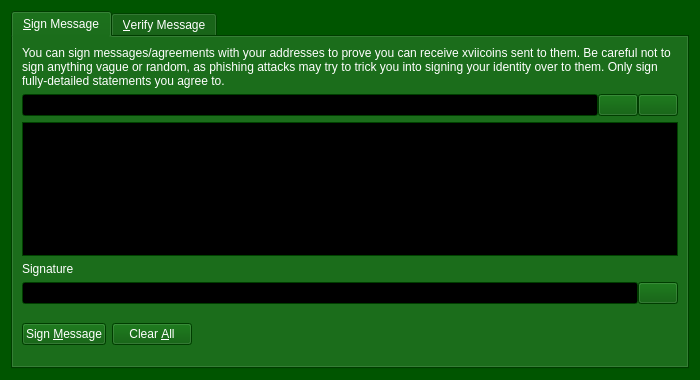
This is src/qt/forms/signverifymessagedialog.ui in xviicoin-project/xviicoin as Qt 5 draws it before an edit. The edited form follows.
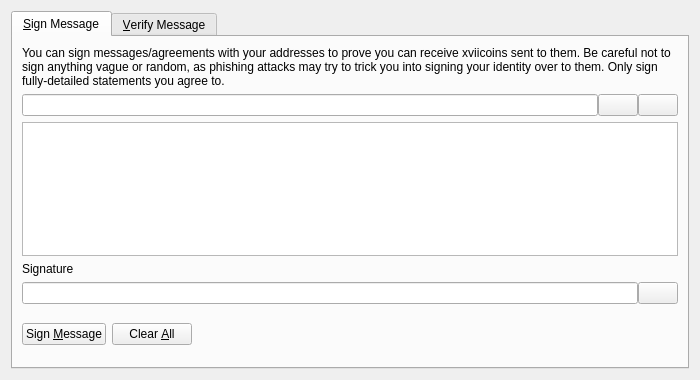
This is the edited form. Icons and pictures are not drawn. Custom widgets are drawn as their Qt base class.

Patch:
```diff
--- a/src/qt/forms/signverifymessagedialog.ui
+++ b/src/qt/forms/signverifymessagedialog.ui
@@ -10,448 +10,6 @@
     <height>380</height>
    </rect>
   </property>
-  <property name="palette">
-   <palette>
-    <active>
-     <colorrole role="WindowText">
-      <brush brushstyle="SolidPattern">
-       <color alpha="255">
-        <red>255</red>
-        <green>255</green>
-        <blue>255</blue>
-       </color>
-      </brush>
-     </colorrole>
-     <colorrole role="Button">
-      <brush brushstyle="SolidPattern">
-       <color alpha="255">
-        <red>0</red>
-        <green>85</green>
-        <blue>0</blue>
-       </color>
-      </brush>
-     </colorrole>
-     <colorrole role="Light">
-      <brush brushstyle="SolidPattern">
-       <color alpha="255">
-        <red>0</red>
-        <green>127</green>
-        <blue>0</blue>
-       </color>
-      </brush>
-     </colorrole>
-     <colorrole role="Midlight">
-      <brush brushstyle="SolidPattern">
-       <color alpha="255">
-        <red>0</red>
-        <green>106</green>
-        <blue>0</blue>
-       </color>
-      </brush>
-     </colorrole>
-     <colorrole role="Dark">
-      <brush brushstyle="SolidPattern">
-       <color alpha="255">
-        <red>0</red>
-        <green>42</green>
-        <blue>0</blue>
-       </color>
-      </brush>
-     </colorrole>
-     <colorrole role="Mid">
-      <brush brushstyle="SolidPattern">
-       <color alpha="255">
-        <red>0</red>
-        <green>56</green>
-        <blue>0</blue>
-       </color>
-      </brush>
-     </colorrole>
-     <colorrole role="Text">
-      <brush brushstyle="SolidPattern">
-       <color alpha="255">
-        <red>255</red>
-        <green>255</green>
-        <blue>255</blue>
-       </color>
-      </brush>
-     </colorrole>
-     <colorrole role="BrightText">
-      <brush brushstyle="SolidPattern">
-       <color alpha="255">
-        <red>255</red>
-        <green>255</green>
-        <blue>255</blue>
-       </color>
-      </brush>
-     </colorrole>
-     <colorrole role="ButtonText">
-      <brush brushstyle="SolidPattern">
-       <color alpha="255">
-        <red>255</red>
-        <green>255</green>
-        <blue>255</blue>
-       </color>
-      </brush>
-     </colorrole>
-     <colorrole role="Base">
-      <brush brushstyle="SolidPattern">
-       <color alpha="255">
-        <red>0</red>
-        <green>0</green>
-        <blue>0</blue>
-       </color>
-      </brush>
-     </colorrole>
-     <colorrole role="Window">
-      <brush brushstyle="SolidPattern">
-       <color alpha="255">
-        <red>0</red>
-        <green>85</green>
-        <blue>0</blue>
-       </color>
-      </brush>
-     </colorrole>
-     <colorrole role="Shadow">
-      <brush brushstyle="SolidPattern">
-       <color alpha="255">
-        <red>0</red>
-        <green>0</green>
-        <blue>0</blue>
-       </color>
-      </brush>
-     </colorrole>
-     <colorrole role="AlternateBase">
-      <brush brushstyle="SolidPattern">
-       <color alpha="255">
-        <red>0</red>
-        <green>42</green>
-        <blue>0</blue>
-       </color>
-      </brush>
-     </colorrole>
-     <colorrole role="ToolTipBase">
-      <brush brushstyle="SolidPattern">
-       <color alpha="255">
-        <red>255</red>
-        <green>255</green>
-        <blue>220</blue>
-       </color>
-      </brush>
-     </colorrole>
-     <colorrole role="ToolTipText">
-      <brush brushstyle="SolidPattern">
-       <color alpha="255">
-        <red>0</red>
-        <green>0</green>
-        <blue>0</blue>
-       </color>
-      </brush>
-     </colorrole>
-     <colorrole role="PlaceholderText">
-      <brush brushstyle="SolidPattern">
-       <color alpha="128">
-        <red>255</red>
-        <green>255</green>
-        <blue>255</blue>
-       </color>
-      </brush>
-     </colorrole>
-    </active>
-    <inactive>
-     <colorrole role="WindowText">
-      <brush brushstyle="SolidPattern">
-       <color alpha="255">
-        <red>255</red>
-        <green>255</green>
-        <blue>255</blue>
-       </color>
-      </brush>
-     </colorrole>
-     <colorrole role="Button">
-      <brush brushstyle="SolidPattern">
-       <color alpha="255">
-        <red>0</red>
-        <green>85</green>
-        <blue>0</blue>
-       </color>
-      </brush>
-     </colorrole>
-     <colorrole role="Light">
-      <brush brushstyle="SolidPattern">
-       <color alpha="255">
-        <red>0</red>
-        <green>127</green>
-        <blue>0</blue>
-       </color>
-      </brush>
-     </colorrole>
-     <colorrole role="Midlight">
-      <brush brushstyle="SolidPattern">
-       <color alpha="255">
-        <red>0</red>
-        <green>106</green>
-        <blue>0</blue>
-       </color>
-      </brush>
-     </colorrole>
-     <colorrole role="Dark">
-      <brush brushstyle="SolidPattern">
-       <color alpha="255">
-        <red>0</red>
-        <green>42</green>
-        <blue>0</blue>
-       </color>
-      </brush>
-     </colorrole>
-     <colorrole role="Mid">
-      <brush brushstyle="SolidPattern">
-       <color alpha="255">
-        <red>0</red>
-        <green>56</green>
-        <blue>0</blue>
-       </color>
-      </brush>
-     </colorrole>
-     <colorrole role="Text">
-      <brush brushstyle="SolidPattern">
-       <color alpha="255">
-        <red>255</red>
-        <green>255</green>
-        <blue>255</blue>
-       </color>
-      </brush>
-     </colorrole>
-     <colorrole role="BrightText">
-      <brush brushstyle="SolidPattern">
-       <color alpha="255">
-        <red>255</red>
-        <green>255</green>
-        <blue>255</blue>
-       </color>
-      </brush>
-     </colorrole>
-     <colorrole role="ButtonText">
-      <brush brushstyle="SolidPattern">
-       <color alpha="255">
-        <red>255</red>
-        <green>255</green>
-        <blue>255</blue>
-       </color>
-      </brush>
-     </colorrole>
-     <colorrole role="Base">
-      <brush brushstyle="SolidPattern">
-       <color alpha="255">
-        <red>0</red>
-        <green>0</green>
-        <blue>0</blue>
-       </color>
-      </brush>
-     </colorrole>
-     <colorrole role="Window">
-      <brush brushstyle="SolidPattern">
-       <color alpha="255">
-        <red>0</red>
-        <green>85</green>
-        <blue>0</blue>
-       </color>
-      </brush>
-     </colorrole>
-     <colorrole role="Shadow">
-      <brush brushstyle="SolidPattern">
-       <color alpha="255">
-        <red>0</red>
-        <green>0</green>
-        <blue>0</blue>
-       </color>
-      </brush>
-     </colorrole>
-     <colorrole role="AlternateBase">
-      <brush brushstyle="SolidPattern">
-       <color alpha="255">
-        <red>0</red>
-        <green>42</green>
-        <blue>0</blue>
-       </color>
-      </brush>
-     </colorrole>
-     <colorrole role="ToolTipBase">
-      <brush brushstyle="SolidPattern">
-       <color alpha="255">
-        <red>255</red>
-        <green>255</green>
-        <blue>220</blue>
-       </color>
-      </brush>
-     </colorrole>
-     <colorrole role="ToolTipText">
-      <brush brushstyle="SolidPattern">
-       <color alpha="255">
-        <red>0</red>
-        <green>0</green>
-        <blue>0</blue>
-       </color>
-      </brush>
-     </colorrole>
-     <colorrole role="PlaceholderText">
-      <brush brushstyle="SolidPattern">
-       <color alpha="128">
-        <red>255</red>
-        <green>255</green>
-        <blue>255</blue>
-       </color>
-      </brush>
-     </colorrole>
-    </inactive>
-    <disabled>
-     <colorrole role="WindowText">
-      <brush brushstyle="SolidPattern">
-       <color alpha="255">
-        <red>0</red>
-        <green>42</green>
-        <blue>0</blue>
-       </color>
-      </brush>
-     </colorrole>
-     <colorrole role="Button">
-      <brush brushstyle="SolidPattern">
-       <color alpha="255">
-        <red>0</red>
-        <green>85</green>
-        <blue>0</blue>
-       </color>
-      </brush>
-     </colorrole>
-     <colorrole role="Light">
-      <brush brushstyle="SolidPattern">
-       <color alpha="255">
-        <red>0</red>
-        <green>127</green>
-        <blue>0</blue>
-       </color>
-      </brush>
-     </colorrole>
-     <colorrole role="Midlight">
-      <brush brushstyle="SolidPattern">
-       <color alpha="255">
-        <red>0</red>
-        <green>106</green>
-        <blue>0</blue>
-       </color>
-      </brush>
-     </colorrole>
-     <colorrole role="Dark">
-      <brush brushstyle="SolidPattern">
-       <color alpha="255">
-        <red>0</red>
-        <green>42</green>
-        <blue>0</blue>
-       </color>
-      </brush>
-     </colorrole>
-     <colorrole role="Mid">
-      <brush brushstyle="SolidPattern">
-       <color alpha="255">
-        <red>0</red>
-        <green>56</green>
-        <blue>0</blue>
-       </color>
-      </brush>
-     </colorrole>
-     <colorrole role="Text">
-      <brush brushstyle="SolidPattern">
-       <color alpha="255">
-        <red>0</red>
-        <green>42</green>
-        <blue>0</blue>
-       </color>
-      </brush>
-     </colorrole>
-     <colorrole role="BrightText">
-      <brush brushstyle="SolidPattern">
-       <color alpha="255">
-        <red>255</red>
-        <green>255</green>
-        <blue>255</blue>
-       </color>
-      </brush>
-     </colorrole>
-     <colorrole role="ButtonText">
-      <brush brushstyle="SolidPattern">
-       <color alpha="255">
-        <red>0</red>
-        <green>42</green>
-        <blue>0</blue>
-       </color>
-      </brush>
-     </colorrole>
-     <colorrole role="Base">
-      <brush brushstyle="SolidPattern">
-       <color alpha="255">
-        <red>0</red>
-        <green>85</green>
-        <blue>0</blue>
-       </color>
-      </brush>
-     </colorrole>
-     <colorrole role="Window">
-      <brush brushstyle="SolidPattern">
-       <color alpha="255">
-        <red>0</red>
-        <green>85</green>
-        <blue>0</blue>
-       </color>
-      </brush>
-     </colorrole>
-     <colorrole role="Shadow">
-      <brush brushstyle="SolidPattern">
-       <color alpha="255">
-        <red>0</red>
-        <green>0</green>
-        <blue>0</blue>
-       </color>
-      </brush>
-     </colorrole>
-     <colorrole role="AlternateBase">
-      <brush brushstyle="SolidPattern">
-       <color alpha="255">
-        <red>0</red>
-        <green>85</green>
-        <blue>0</blue>
-       </color>
-      </brush>
-     </colorrole>
-     <colorrole role="ToolTipBase">
-      <brush brushstyle="SolidPattern">
-       <color alpha="255">
-        <red>255</red>
-        <green>255</green>
-        <blue>220</blue>
-       </color>
-      </brush>
-     </colorrole>
-     <colorrole role="ToolTipText">
-      <brush brushstyle="SolidPattern">
-       <color alpha="255">
-        <red>0</red>
-        <green>0</green>
-        <blue>0</blue>
-       </color>
-      </brush>
-     </colorrole>
-     <colorrole role="PlaceholderText">
-      <brush brushstyle="SolidPattern">
-       <color alpha="128">
-        <red>255</red>
-        <green>255</green>
-        <blue>255</blue>
-       </color>
-      </brush>
-     </colorrole>
-    </disabled>
-   </palette>
-  </property>
   <property name="windowTitle">
    <string>Signatures - Sign / Verify a Message</string>
   </property>
```
Left out of the diff: 16 changed lines with no effect on the pictures.
